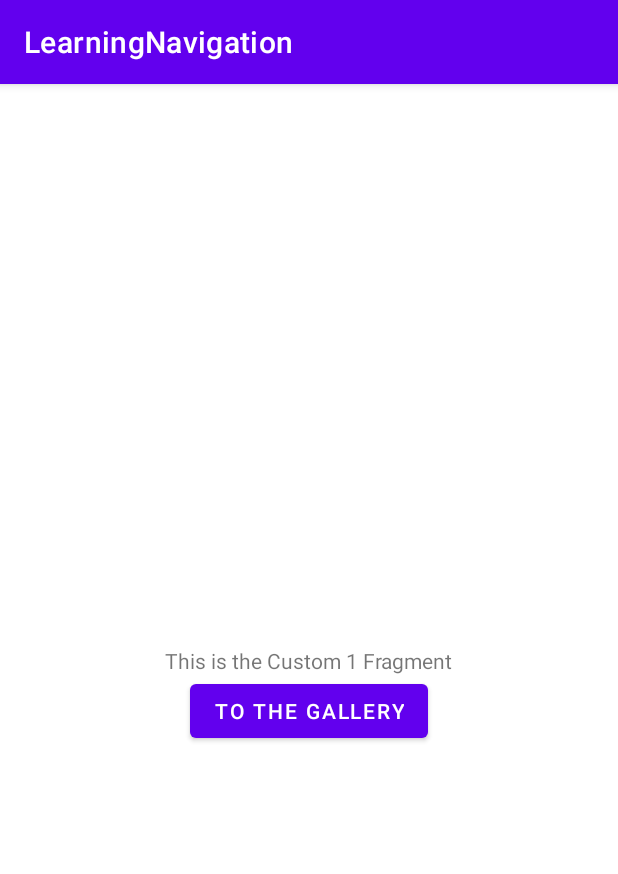
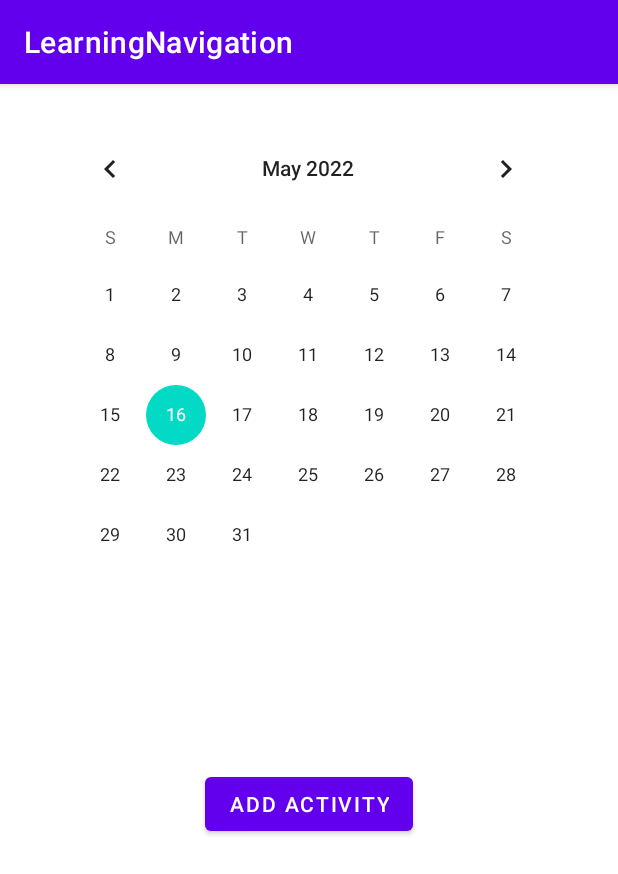
Before and after one commit to aqn2/MyMobileParent, an Android app: the fragment Custom1Fragment shown on its own in the app's theme, on a phone screen of 412 x 824 dp. Shown: the top 874 px of the screen. Run offline under Robolectric (Android 15) with nearby library versions, the phone set to English and light mode, and no system bars.

Commit message:
i did it!

```diff
--- a/app/src/main/java/com/example/learningnavigation/MainActivity.kt
+++ b/app/src/main/java/com/example/learningnavigation/MainActivity.kt
@@ -2,7 +2,6 @@ package com.example.learningnavigation
 
 import android.os.Bundle
 import android.view.Menu
-import com.google.android.material.snackbar.Snackbar
 import com.google.android.material.navigation.NavigationView
 import androidx.navigation.findNavController
 import androidx.navigation.ui.AppBarConfiguration
@@ -37,8 +36,8 @@ class MainActivity : AppCompatActivity() {
         // menu should be considered as top level destinations.
         appBarConfiguration = AppBarConfiguration(
             setOf(
-                R.id.nav_home, R.id.nav_gallery, R.id.nav_slideshow,
-                R.id.nav_custom1, R.id.nav_greeting // from the activity_main_drawer menu
+                R.id.nav_home, R.id.nav_calendar, R.id.nav_chores,
+                R.id.nav_calendar, R.id.nav_chores // from the activity_main_drawer menu
             ), drawerLayout
         )
         setupActionBarWithNavController(navController, appBarConfiguration)
--- a/app/src/main/java/com/example/learningnavigation/ui/Custom1Fragment.kt
+++ b/app/src/main/java/com/example/learningnavigation/ui/Custom1Fragment.kt
@@ -4,18 +4,25 @@ import android.os.Bundle
 import android.view.LayoutInflater
 import android.view.View
 import android.view.ViewGroup
+import android.widget.CalendarView
+import android.widget.EditText
 import android.widget.TextView
+import android.widget.Toast
+import androidx.annotation.NonNull
+import androidx.annotation.VisibleForTesting
 import androidx.fragment.app.Fragment
 import androidx.navigation.findNavController
 import com.example.learningnavigation.R
 import com.example.learningnavigation.databinding.FragmentCustom1Binding
 import com.example.learningnavigation.databinding.FragmentSlideshowBinding
+import java.util.Calendar.getInstance
 
 class Custom1Fragment : Fragment() {
 
     companion object {
         val BUNDLE_GALLERY_INFO = "gallery info"
     }
+
 
     private var _binding: FragmentCustom1Binding? = null
 
@@ -24,19 +31,41 @@ class Custom1Fragment : Fragment() {
     private val binding get() = _binding!!
 
     override fun onCreateView(
+
+
         inflater: LayoutInflater,
         container: ViewGroup?,
         savedInstanceState: Bundle?
+
+
     ): View? {
+
 
 
         _binding = FragmentCustom1Binding.inflate(inflater, container, false)
         val root: View = binding.root
 
-        val textView: TextView = binding.textView2
-        textView.text = "This is the Custom 1 Fragment"
 
-        binding.buttonGallery.setOnClickListener {
+        binding.calendarView.setOnClickListener() {
+                setupCalendar()
+
+        }
+
+
+        binding.buttonActivity.setOnClickListener {
+
+            setupCalendar()
+
+            binding.editTextActivity.visibility = View.VISIBLE
+            binding.editTextDate.visibility = View.VISIBLE
+            binding.switchImportance.visibility = View.VISIBLE
+
+
+
+
+
+
+            /*
             // to move between fragments, we don't use intent
             // we find the nav controller and tell it to execute an action
             // to send information between fragments, we use a bundle instead of putting
@@ -45,13 +74,25 @@ class Custom1Fragment : Fragment() {
             bundle.putString(BUNDLE_GALLERY_INFO, "Greetings from Custom1")
             // with a bundle, just add it as a parameter
             root.findNavController().navigate(R.id.action_nav_custom1_to_nav_gallery, bundle)
+
+             */
         }
 
         return root
     }
 
+
     override fun onDestroyView() {
         super.onDestroyView()
         _binding = null
     }
+
+    private fun setupCalendar() {
+        binding.calendarView.setOnDateChangeListener { view, year, month, dayOfMonth ->
+            // Note that months are indexed from 0. So, 0 means January, 1 means february, 2 means march etc.
+            val msg = (month + 1).toString() + "/" + dayOfMonth + "/" + year
+            binding.editTextDate.setText(msg)
+        }
+    }
+
 }
--- a/app/src/main/res/drawable/side_nav_bar.xml
+++ b/app/src/main/res/drawable/side_nav_bar.xml
@@ -2,8 +2,8 @@
     android:shape="rectangle">
     <gradient
         android:angle="0"
-        android:centerColor="#ffdf5e"
-        android:endColor="#dbbe48"
+        android:centerColor="#f59842"
+        android:endColor="#b01a1a"
         android:startColor="#fffcf0"
         android:type="linear" />
 </shape>
--- a/app/src/main/res/layout/fragment_custom1.xml
+++ b/app/src/main/res/layout/fragment_custom1.xml
@@ -7,24 +7,66 @@
     android:layout_height="match_parent"
     tools:context=".ui.Custom1Fragment">
 
-    <TextView
-        android:id="@+id/textView2"
+    <Button
+        android:id="@+id/button_activity"
         android:layout_width="wrap_content"
         android:layout_height="wrap_content"
-        android:text="TextView"
+        android:layout_marginBottom="264dp"
+        android:text="Add Activity"
         app:layout_constraintBottom_toBottomOf="parent"
         app:layout_constraintEnd_toEndOf="parent"
-        app:layout_constraintHorizontal_bias="0.5"
-        app:layout_constraintStart_toStartOf="parent"
-        app:layout_constraintTop_toTopOf="parent" />
+        app:layout_constraintStart_toStartOf="parent" />
 
-    <Button
-        android:id="@+id/button_gallery"
+    <CalendarView
+        android:id="@+id/calendarView"
         android:layout_width="wrap_content"
         android:layout_height="wrap_content"
-        android:text="To the gallery"
+        app:layout_constraintBottom_toTopOf="@+id/button_activity"
         app:layout_constraintEnd_toEndOf="parent"
-        app:layout_constraintHorizontal_bias="0.5"
+        app:layout_constraintHorizontal_bias="0.491"
         app:layout_constraintStart_toStartOf="parent"
-        app:layout_constraintTop_toBottomOf="@+id/textView2" />
+        app:layout_constraintTop_toTopOf="parent"
+        app:layout_constraintVertical_bias="0.192" />
+
+    <EditText
+        android:id="@+id/editText_activity"
+        android:layout_width="wrap_content"
+        android:layout_height="wrap_content"
+        android:layout_marginBottom="20dp"
+        android:ems="10"
+        android:inputType="textPersonName"
+        android:text="Activity"
+        android:visibility="gone"
+        app:layout_constraintBottom_toTopOf="@+id/switch_importance"
+        app:layout_constraintEnd_toEndOf="parent"
+        app:layout_constraintHorizontal_bias="0.497"
+        app:layout_constraintStart_toStartOf="parent" />
+
+    <Switch
+        android:id="@+id/switch_importance"
+        android:layout_width="wrap_content"
+        android:layout_height="wrap_content"
+        android:layout_marginBottom="28dp"
+        android:text="Important?"
+        android:visibility="gone"
+        app:layout_constraintBottom_toBottomOf="parent"
+        app:layout_constraintEnd_toEndOf="parent"
+        app:layout_constraintHorizontal_bias="0.341"
+        app:layout_constraintStart_toStartOf="parent" />
+
+    <EditText
+        android:id="@+id/editText_date"
+        android:layout_width="wrap_content"
+        android:layout_height="wrap_content"
+        android:ems="10"
+        android:inputType="date"
+        android:text="Date"
+        android:visibility="gone"
+        app:layout_constraintBottom_toTopOf="@+id/editText_activity"
+        app:layout_constraintEnd_toEndOf="parent"
+        app:layout_constraintHorizontal_bias="0.502"
+        app:layout_constraintStart_toStartOf="parent"
+        app:layout_constraintTop_toBottomOf="@+id/button_activity"
+        app:layout_constraintVertical_bias="0.253" />
+
 </androidx.constraintlayout.widget.ConstraintLayout>
--- a/app/src/main/res/layout/nav_header_main.xml
+++ b/app/src/main/res/layout/nav_header_main.xml
@@ -30,7 +30,7 @@
         android:id="@+id/textView"
         android:layout_width="wrap_content"
         android:layout_height="wrap_content"
-        android:text="username"
+        android:text="Man Child"
         android:textColor="#000000" />
 
 </LinearLayout>
```
Also changed, not shown: app/src/main/res/menu/activity_main_drawer.xml (+6 -14 lines), app/src/main/res/navigation/mobile_navigation.xml (+5 -5 lines).
